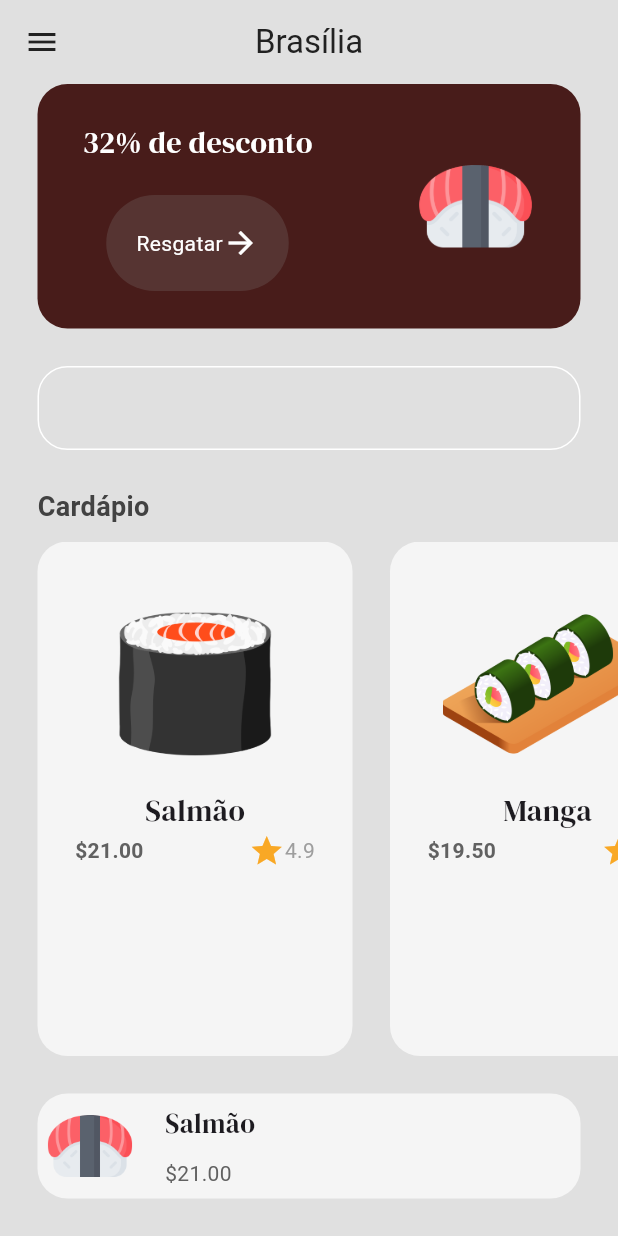
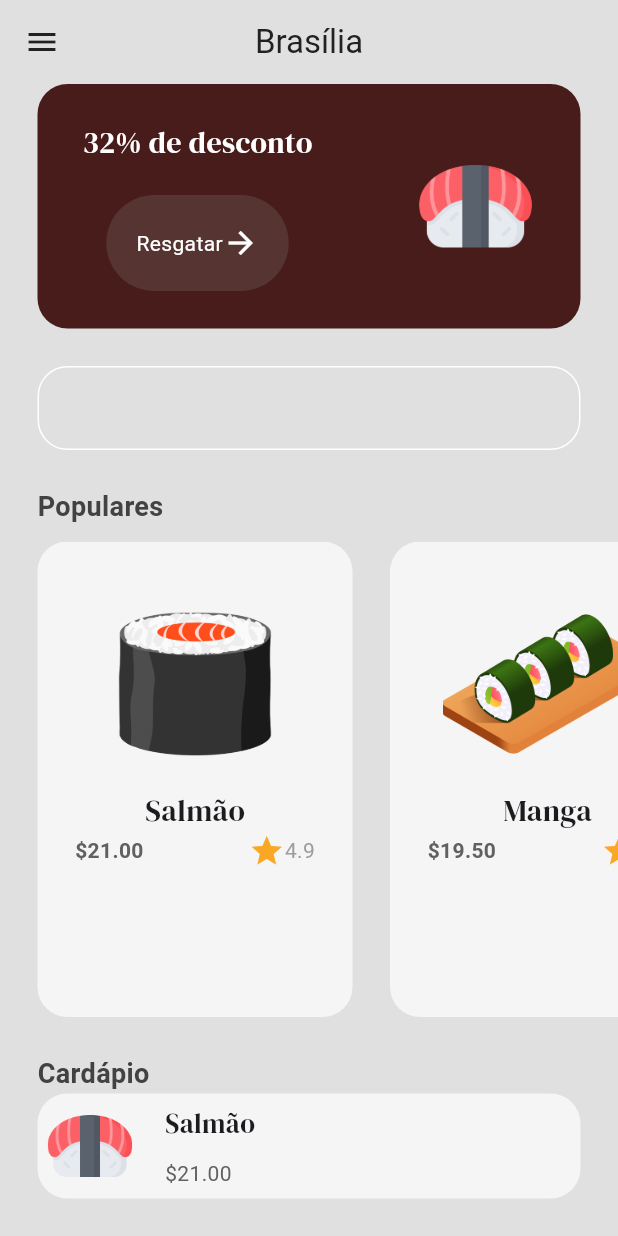
Before and after one commit to LucasDevMelo/restaurant_sushi_project, a Flutter app: the MenuPage screen opened by its route, on a phone screen of 412 x 824 dp. Run offline on Flutter 3.47's test engine with Material 3 defaults, Android fonts, the phone set to English and light mode, and no system bars; our stand-ins replace google_fonts.

Commit message:
Alterações visuais

```diff
--- a/lib/pages/menu_page.dart
+++ b/lib/pages/menu_page.dart
@@ -30,7 +30,7 @@ class _MenuPageState extends State<MenuPage> {
       name: "Manga",
       price: "19.50",
       imagePath: "lib/images/sushi (6).png",
-      rating: "4.9",
+      rating: "4.5",
       description: "",
     )
   ];
@@ -122,11 +122,11 @@ class _MenuPageState extends State<MenuPage> {
 
             const SizedBox(height: 25),
 
-            // lista do menu
+            // Populares
             Padding(
               padding: const EdgeInsets.symmetric(horizontal: 25.0),
               child: Text(
-                "Cardápio",
+                "Populares",
                 style: TextStyle(
                   fontWeight: FontWeight.bold,
                   color: Colors.grey[800],
@@ -136,6 +136,7 @@ class _MenuPageState extends State<MenuPage> {
             ),
 
             const SizedBox(height: 10),
+
             Expanded(
               child: ListView.builder(
                 scrollDirection: Axis.horizontal,
@@ -150,6 +151,17 @@ class _MenuPageState extends State<MenuPage> {
 
             const SizedBox(height: 25),
 
+            Padding(
+              padding: const EdgeInsets.symmetric(horizontal: 25.0),
+              child: Text(
+                "Cardápio",
+                style: TextStyle(
+                  fontWeight: FontWeight.bold,
+                  color: Colors.grey[800],
+                  fontSize: 18,
+                ),
+              ),
+            ),
 
             //Sushis populares
             Container(
```
